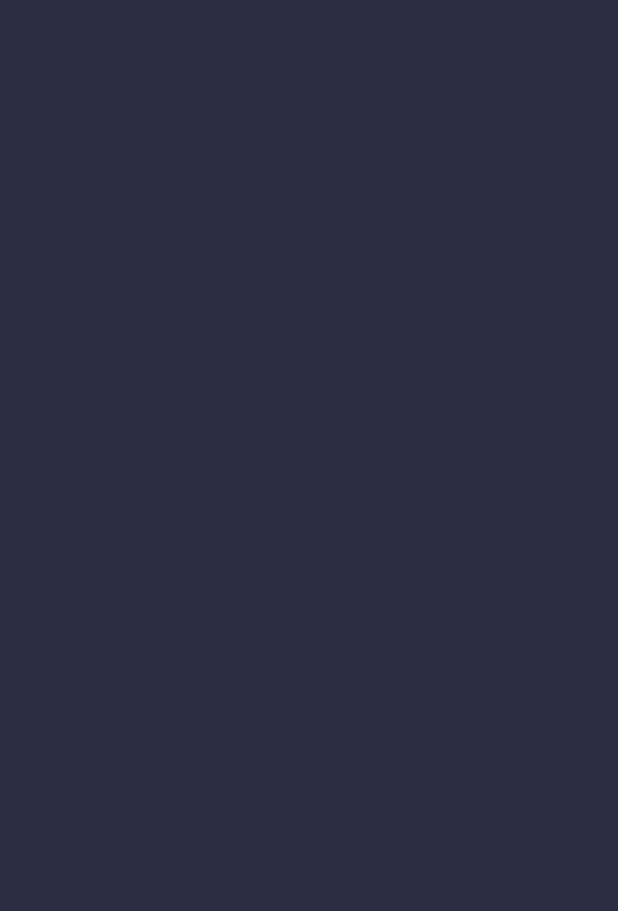
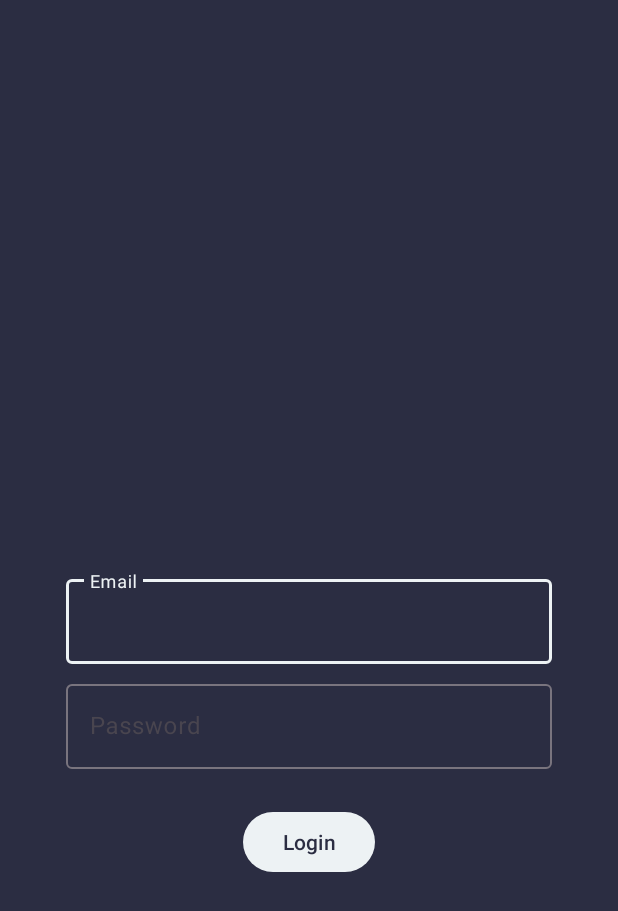
Before and after one commit to VladSpadey/CalorieGuide, an Android app: the screen it shows after launch (Login), on a phone screen of 412 x 824 dp. Before the commit the part shown is empty. Shown: the top 911 px of the screen. Run offline under Robolectric (Android 15) with nearby library versions, the phone set to English and light mode, and no system bars.

Commit message:
chore: added multiple theme colors

```diff
--- a/app/src/main/res/layout/activity_login.xml
+++ b/app/src/main/res/layout/activity_login.xml
@@ -7,7 +7,54 @@
     android:background="@color/black"
     tools:context=".Login"
     android:orientation="vertical"
-    android:paddingLeft="50dp"
-    android:paddingRight="50dp">
+    android:paddingLeft="40dp"
+    android:paddingRight="40dp"
+    >
+
+    <com.google.android.material.textfield.TextInputLayout
+        android:id="@+id/email_text_input"
+        android:layout_width="match_parent"
+        android:layout_height="wrap_content"
+        android:layout_margin="4dp"
+        android:hint="@string/email"
+        android:layout_centerInParent="true">
+
+
+        <com.google.android.material.textfield.TextInputEditText
+            android:layout_width="match_parent"
+            android:layout_height="wrap_content"
+            android:inputType="textEmailAddress"
+            android:maxLines="1" />
+    </com.google.android.material.textfield.TextInputLayout>
+
+    <com.google.android.material.textfield.TextInputLayout
+        android:id="@+id/password_text_input"
+        android:layout_width="match_parent"
+        android:layout_height="wrap_content"
+        android:layout_margin="4dp"
+        android:hint="@string/password"
+        app:errorEnabled="true"
+        android:layout_below="@+id/email_text_input"
+        >
+
+
+        <com.google.android.material.textfield.TextInputEditText
+            android:id="@+id/password_edit_text"
+            android:layout_width="match_parent"
+            android:layout_height="wrap_content"
+            android:inputType="textPassword"/>
+    </com.google.android.material.textfield.TextInputLayout>
+
+    <com.google.android.material.button.MaterialButton
+        android:id="@+id/btn_login"
+        android:layout_width="wrap_content"
+        android:layout_height="wrap_content"
+        android:text="@string/login"
+        android:layout_below="@+id/password_text_input"
+        android:layout_centerHorizontal="true"
+        android:textColor="@color/black"
+        android:padding="3dp"
+        />
+
 
 </RelativeLayout>
--- a/app/src/main/res/values-night/themes.xml
+++ b/app/src/main/res/values-night/themes.xml
@@ -3,5 +3,6 @@
     <style name="Base.Theme.CalorieGuide" parent="Theme.Material3.DayNight.NoActionBar">
         <!-- Customize your dark theme here. -->
         <!-- <item name="colorPrimary">@color/my_dark_primary</item> -->
+
     </style>
 </resources>
--- a/app/src/main/res/values-v23/themes.xml
+++ b/app/src/main/res/values-v23/themes.xml
@@ -3,7 +3,7 @@
     <style name="Theme.CalorieGuide" parent="Base.Theme.CalorieGuide">
         <!-- Transparent system bars for edge-to-edge. -->
         <item name="android:navigationBarColor">@android:color/transparent</item>
-        <item name="android:statusBarColor">@android:color/transparent</item>
+        <item name="android:statusBarColor">@android:color/black</item>
         <item name="android:windowLightStatusBar">?attr/isLightTheme</item>
     </style>
 </resources>
--- a/app/src/main/res/values/strings.xml
+++ b/app/src/main/res/values/strings.xml
@@ -1,7 +1,7 @@
 <resources>
     <string name="app_name">CalorieGuide</string>
     <string name="lorem_ipsum">Lorem ipsum dolor sit amet, consectetur adipiscing elit. Nam in scelerisque sem. Mauris</string>
-    <string name="login">login</string>
+    <string name="login">Login</string>
     <string name="email">Email</string>
     <string name="password">Password</string>
     <string name="title_activity_register">empty</string>
--- a/app/src/main/res/values/themes.xml
+++ b/app/src/main/res/values/themes.xml
@@ -2,6 +2,10 @@
     <!-- Base application theme. -->
     <style name="Base.Theme.CalorieGuide" parent="Theme.Material3.DayNight.NoActionBar">
         <!-- Customize your light theme here. -->
+        <item name="colorAccent">@color/accent</item>
+        <item name="colorPrimaryDark">@color/black</item>
+        <item name="colorPrimary">@color/white</item>
+        <item name="background">@color/light_gray</item>
         <!-- <item name="colorPrimary">@color/my_light_primary</item> -->
     </style>
 
```
